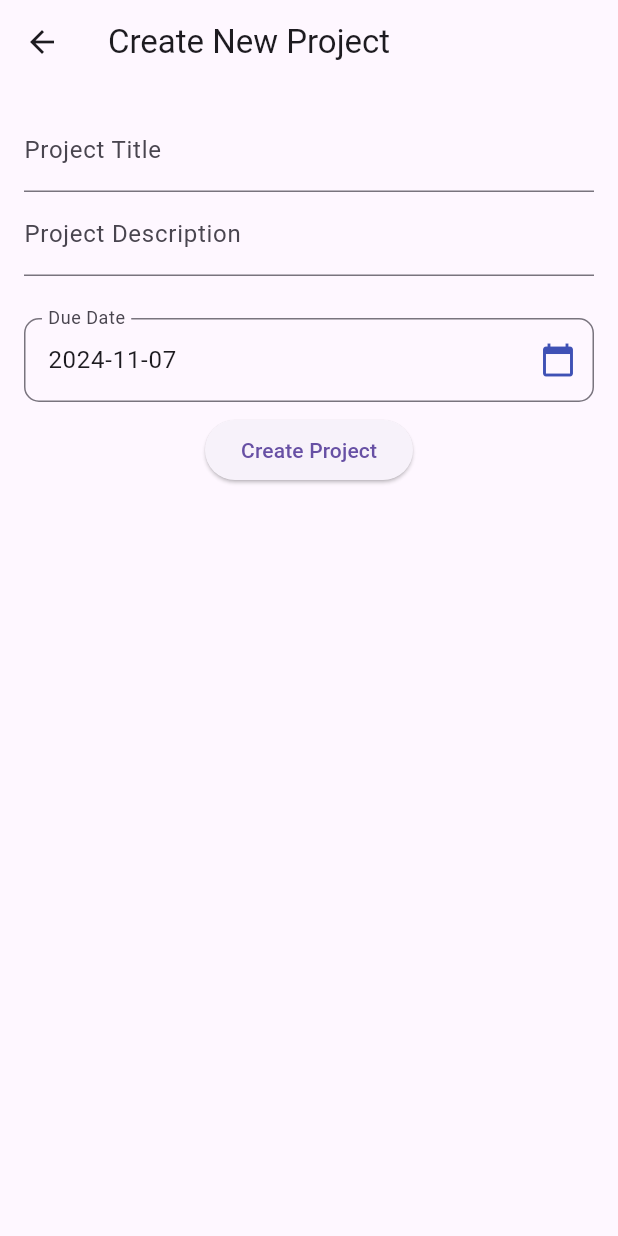
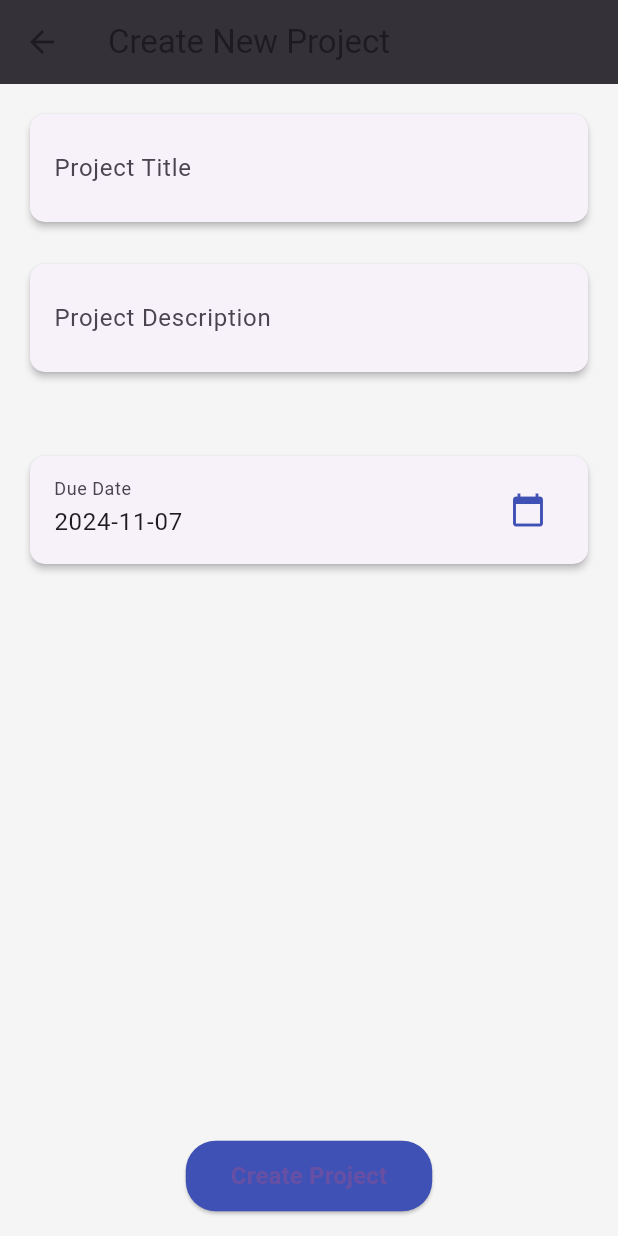
Before and after one commit to ndjek1/motion-app, a Flutter app: the screen it shows once a user with an empty profile is signed in, after a tap on the "add" icon, on a phone screen of 412 x 824 dp. Run offline on Flutter 3.47's test engine with Material 3 defaults, Android fonts, the phone set to English and light mode, and no system bars; our stand-ins replace cloud_firestore, firebase_auth, firebase_core, firebase_messaging, flutter_local_notifications, flutter_spinkit and 1 more; accounts and stored records are empty.

Commit message:
Refining the pages, changing colors

```diff
--- a/lib/screens/home/home.dart
+++ b/lib/screens/home/home.dart
@@ -1,11 +1,9 @@
-import 'package:cloud_firestore/cloud_firestore.dart';
 import 'package:flutter/material.dart';
 import 'package:motion_app/models/project.dart';
 import 'package:motion_app/screens/home/invitations_list.dart';
 import 'package:motion_app/screens/home/new_project.dart';
 import 'package:motion_app/screens/home/profile.dart';
 import 'package:motion_app/screens/home/project_view.dart';
-import 'package:motion_app/screens/shared.dart';
 import 'package:motion_app/services/auth.dart';
 import 'package:motion_app/services/database.dart';
 import 'package:firebase_auth/firebase_auth.dart';
@@ -19,9 +17,7 @@ class HomeScreen extends StatefulWidget {
 
 class _HomeScreenState extends State<HomeScreen> {
   final AuthService _auth = AuthService();
-  List<Project> _projects = [];
-  List<Project> _invitedProjects = [];
-  bool _isFreeUser = true; // Default to free user
+// Default to free user
   User? user = FirebaseAuth.instance.currentUser;
 
   @override
--- a/lib/screens/home/new_project.dart
+++ b/lib/screens/home/new_project.dart
@@ -15,62 +15,57 @@ class _NewProjectScreenState extends State<NewProjectScreen> {
   String _title = '';
   String _description = '';
   DateTime _dueDate = DateTime.now();
-  final Uuid _uuid = Uuid(); // Initialize UUID generator
-
-  bool _isFreeUser = true; // Default to free user
+  final Uuid _uuid = Uuid();
   User? user = FirebaseAuth.instance.currentUser;
 
   @override
   void initState() {
     super.initState();
-    _checkUserPlan(); // Check if the current user is free or pro
+    _checkUserPlan();
   }
 
   Future<void> _checkUserPlan() async {
     if (user != null) {
-      bool isFreeUser =
-          await DatabaseService(uid: user!.uid).isFreeUser(user!.uid);
-      setState(() {
-        _isFreeUser = isFreeUser;
-      });
+      setState(() {});
     }
   }
 
   @override
   Widget build(BuildContext context) {
     return Scaffold(
+      backgroundColor: Colors.grey[100],
       appBar: AppBar(
         title: const Text('Create New Project'),
+        backgroundColor: Colors.grey[850],
+        elevation: 2,
       ),
       body: Padding(
         padding: const EdgeInsets.all(16.0),
         child: Form(
           key: _formKey,
           child: Column(
+            crossAxisAlignment: CrossAxisAlignment.start,
             children: [
-              TextFormField(
-                decoration: const InputDecoration(labelText: 'Project Title'),
+              _buildCardField(
+                label: 'Project Title',
+                hint: 'Enter project title',
+                onSaved: (value) => _title = value!,
                 validator: (value) {
                   if (value == null || value.isEmpty) {
                     return 'Please enter a project title';
                   }
                   return null;
                 },
-                onSaved: (value) {
-                  _title = value!;
-                },
               ),
-              TextFormField(
-                decoration:
-                    const InputDecoration(labelText: 'Project Description'),
+              _buildCardField(
+                label: 'Project Description',
+                hint: 'Enter project description',
+                onSaved: (value) => _description = value!,
                 validator: (value) {
                   if (value == null || value.isEmpty) {
                     return 'Please enter a project description';
                   }
                   return null;
-                },
-                onSaved: (value) {
-                  _description = value!;
                 },
               ),
               const SizedBox(height: 20),
@@ -83,14 +78,22 @@ class _NewProjectScreenState extends State<NewProjectScreen> {
                   });
                 },
               ),
-              ElevatedButton(
+              const Spacer(),
+              Center(
+                child: ElevatedButton(
+                  style: ElevatedButton.styleFrom(
+                    backgroundColor: Colors.indigo,
+                    shape: RoundedRectangleBorder(
+                      borderRadius: BorderRadius.circular(20),
+                    ),
+                    padding: const EdgeInsets.symmetric(
+                        horizontal: 30, vertical: 12),
+                  ),
                   onPressed: () async {
                     if (_formKey.currentState!.validate()) {
                       _formKey.currentState!.save();
                       String projectId = _uuid.v4();
-                    // Get the current time
                       DateTime createdAt = DateTime.now();
-                    // Create a new Project object
                       Project newProject = Project(
                         id: projectId,
                         title: _title,
@@ -109,13 +112,45 @@ class _NewProjectScreenState extends State<NewProjectScreen> {
                           false,
                           null,
                           null);
-                    // Navigate back and pass the new project
                       Navigator.pop(context, newProject);
                     }
                   },
-                child: const Text('Create Project'),
+                  child: const Text(
+                    'Create Project',
+                    style: TextStyle(fontSize: 16, fontWeight: FontWeight.bold),
+                  ),
+                ),
               ),
             ],
+          ),
+        ),
+      ),
+    );
+  }
+
+  Widget _buildCardField({
+    required String label,
+    required String hint,
+    required FormFieldSetter<String> onSaved,
+    required FormFieldValidator<String> validator,
+  }) {
+    return Padding(
+      padding: const EdgeInsets.only(bottom: 20),
+      child: Card(
+        shape: RoundedRectangleBorder(
+          borderRadius: BorderRadius.circular(10),
+        ),
+        elevation: 2,
+        child: Padding(
+          padding: const EdgeInsets.symmetric(horizontal: 16.0, vertical: 8.0),
+          child: TextFormField(
+            decoration: InputDecoration(
+              labelText: label,
+              hintText: hint,
+              border: InputBorder.none,
+            ),
+            onSaved: onSaved,
+            validator: validator,
           ),
         ),
       ),
@@ -129,6 +164,13 @@ class _NewProjectScreenState extends State<NewProjectScreen> {
   }) {
     return Padding(
       padding: const EdgeInsets.symmetric(vertical: 8.0),
+      child: Card(
+        shape: RoundedRectangleBorder(
+          borderRadius: BorderRadius.circular(10),
+        ),
+        elevation: 2,
+        child: Padding(
+          padding: const EdgeInsets.symmetric(horizontal: 16.0, vertical: 8.0),
           child: TextFormField(
             decoration: InputDecoration(
               labelText: label,
@@ -146,13 +188,14 @@ class _NewProjectScreenState extends State<NewProjectScreen> {
                   }
                 },
               ),
-          border: OutlineInputBorder(
-            borderRadius: BorderRadius.circular(10.0),
-          ),
+              border: InputBorder.none,
             ),
             readOnly: true,
             controller: TextEditingController(
-            text: DateFormat('yyyy-MM-dd').format(selectedDate)),
+              text: DateFormat('yyyy-MM-dd').format(selectedDate),
+            ),
+          ),
+        ),
       ),
     );
   }
```
Also changed, not shown: lib/screens/home/comment.dart (+59 -53 lines), lib/screens/home/invitation.dart (+56 -6 lines), lib/screens/home/invitations_list.dart (+120 -86 lines), lib/screens/home/project_view.dart (+38 -32 lines), lib/screens/home/taskStatusBarChart.dart (deleted, +0 -86 lines), lib/services/database.dart (+19 -0 lines). Lines whose indentation alone changed are shown as unchanged.
